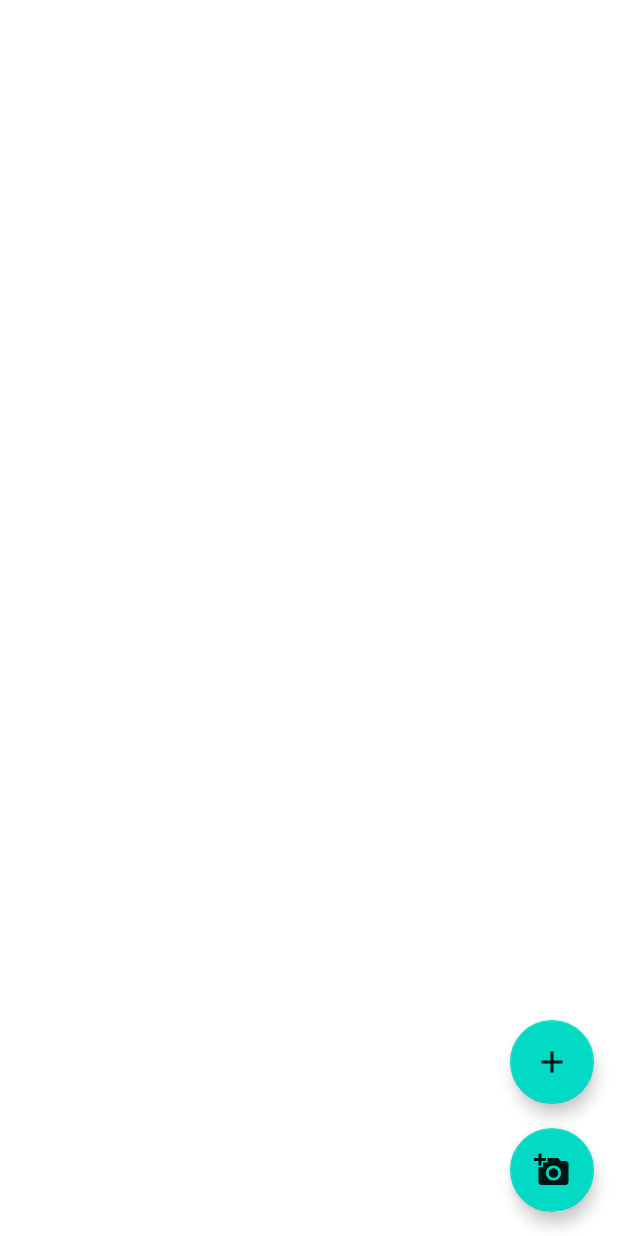
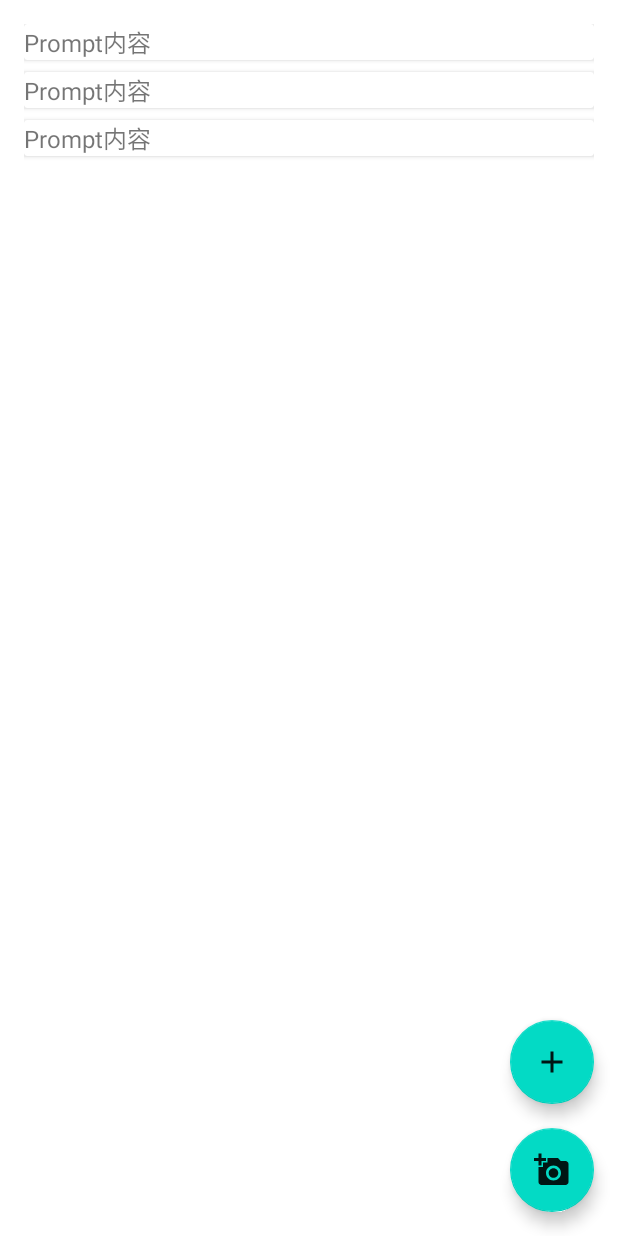
Before and after one commit to df4b2606/AICamera, an Android app: the layout fragment_gallery.xml on its own in the app's theme, with its tools: preview values and no code run, on a phone screen of 412 x 824 dp. Run offline under Robolectric (Android 15) with nearby library versions, the phone set to English and light mode, and no system bars.

Commit message:
all the features without sensor

```diff
--- a/app/build.gradle.kts
+++ b/app/build.gradle.kts
@@ -45,6 +45,7 @@ android {
 dependencies {
 
     implementation(libs.androidx.core.ktx)
+    implementation ("com.google.code.gson:gson:2.10.1")
     implementation(libs.androidx.appcompat)
     implementation(libs.material)
     implementation(libs.androidx.constraintlayout)
--- a/app/src/main/res/layout/fragment_gallery.xml
+++ b/app/src/main/res/layout/fragment_gallery.xml
@@ -20,6 +20,14 @@
         app:layout_constraintStart_toStartOf="parent"
         app:layout_constraintTop_toTopOf="parent" />
 
+    <androidx.recyclerview.widget.RecyclerView
+        android:id="@+id/prompt_list"
+        android:layout_width="match_parent"
+        android:layout_height="match_parent"
+        android:padding="16dp"
+        tools:listitem="@layout/item_prompt_card"/>
+
+
     <com.google.android.material.floatingactionbutton.FloatingActionButton
         android:id="@+id/fab"
         android:layout_width="wrap_content"
--- /dev/null
+++ b/app/src/main/res/layout/item_prompt_card.xml
@@ -0,0 +1,15 @@
+<?xml version="1.0" encoding="utf-8"?>
+<androidx.cardview.widget.CardView xmlns:android="http://schemas.android.com/apk/res/android"
+    android:layout_width="match_parent"
+    android:layout_height="wrap_content"
+    android:layout_marginBottom="8dp"
+    android:elevation="4dp"
+    android:padding="16dp">
+
+    <TextView
+        android:id="@+id/text_prompt"
+        android:layout_width="match_parent"
+        android:layout_height="wrap_content"
+        android:textSize="16sp"
+        android:text="Prompt内容" />
+</androidx.cardview.widget.CardView>
--- a/app/src/main/res/values/strings.xml
+++ b/app/src/main/res/values/strings.xml
@@ -7,7 +7,7 @@
     <string name="nav_header_desc">Navigation header</string>
     <string name="action_settings">Settings</string>
 
-    <string name="menu_home">Camera/相机</string>
-    <string name="menu_gallery">Prompts/提示词</string>
-    <string name="menu_slideshow">History/查询历史</string>
+    <string name="menu_home">Camera</string>
+    <string name="menu_gallery">Prompts</string>
+    <string name="menu_slideshow">History</string>
 </resources>
```
Also changed, not shown: app/src/main/java/com/example/aicameranew/data/PromptRepository.kt (added, +83 -0 lines), app/src/main/java/com/example/aicameranew/ui/gallery/GalleryFragment.kt (+34 -1 lines), app/src/main/java/com/example/aicameranew/ui/gallery/PromptAdapter.kt (added, +40 -0 lines), app/src/main/java/com/example/aicameranew/ui/home/HomeFragment.kt (+32 -3 lines), app/src/main/java/com/example/aicameranew/viewmodel/SelectedPromptViewModel.kt (added, +16 -0 lines), app/src/main/res/layout/fragment_promptdialog.xml (+7 -3 lines), app/src/main/res/navigation/mobile_navigation.xml (+9 -0 lines), 1 other file.
